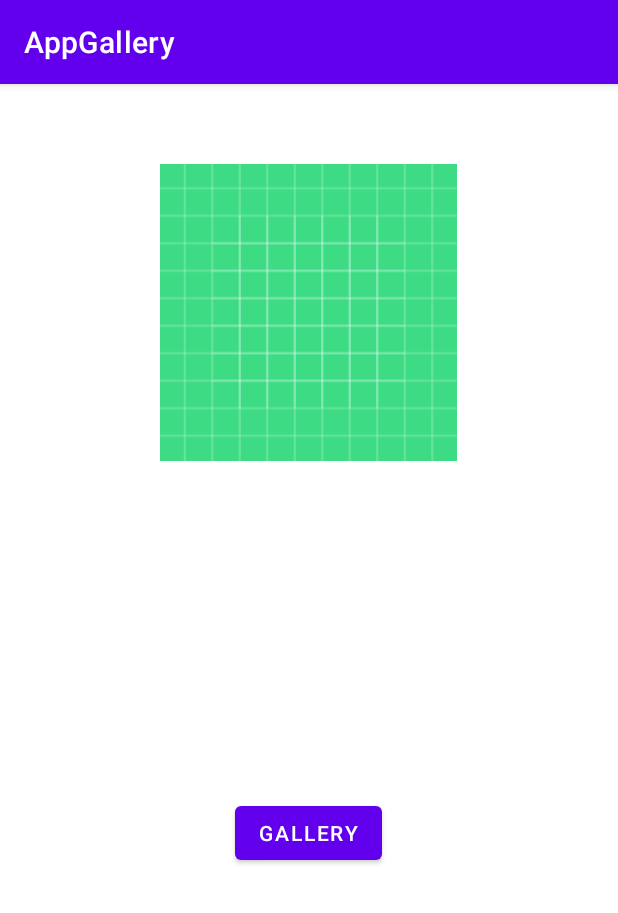
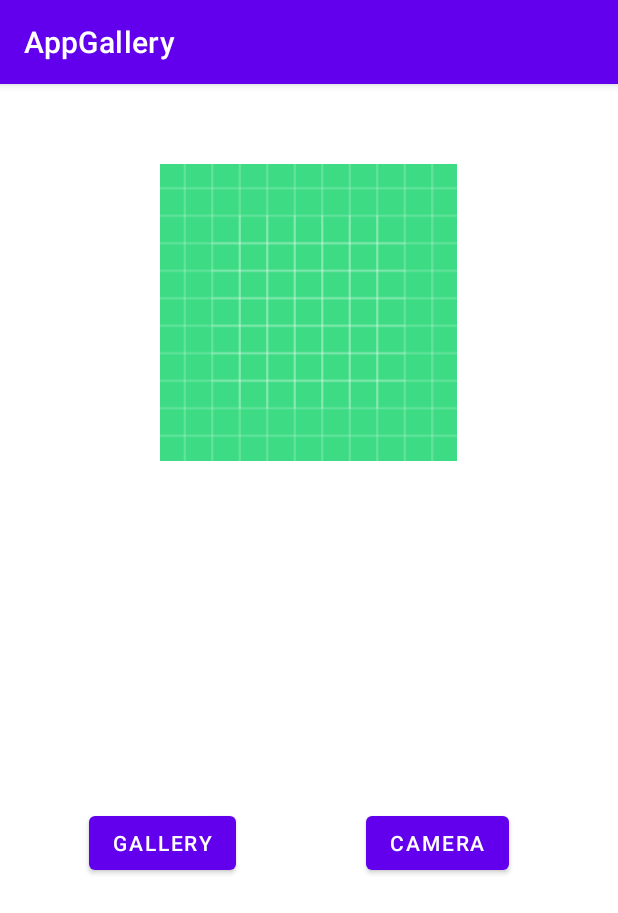
Before and after one commit to DavidIbanezMoya/AppGallery, an Android app: the screen it shows after launch (MainActivity), on a phone screen of 412 x 824 dp. Shown: the top 913 px of the screen. Run offline under Robolectric (Android 15) with nearby library versions, the phone set to English and light mode, and no system bars.

Commit message:
Button Update

```diff
--- a/app/src/main/AndroidManifest.xml
+++ b/app/src/main/AndroidManifest.xml
@@ -1,7 +1,10 @@
 <?xml version="1.0" encoding="utf-8"?>
 <manifest xmlns:android="http://schemas.android.com/apk/res/android"
     package="com.example.appgallery">
-
+    <uses-permission android:name="android.permission.READ_EXTERNAL_STORAGE" />
+    <uses-permission android:name="android.permission.WRITE_EXTERNAL_STORAGE" />
+    <uses-permission android:name="android.permission.WRITE_EXTERNAL_STORAGE"
+        android:maxSdkVersion="28" />
     <application
         android:allowBackup="true"
         android:icon="@mipmap/ic_launcher"
@@ -16,6 +19,7 @@
                 <action android:name="android.intent.action.MAIN" />
 
                 <category android:name="android.intent.category.LAUNCHER" />
+
             </intent-filter>
         </activity>
     </application>
--- a/app/src/main/res/layout/activity_main.xml
+++ b/app/src/main/res/layout/activity_main.xml
@@ -25,9 +25,21 @@
         android:text="Gallery"
         app:layout_constraintBottom_toBottomOf="parent"
         app:layout_constraintEnd_toEndOf="parent"
-        app:layout_constraintHorizontal_bias="0.498"
+        app:layout_constraintHorizontal_bias="0.19"
         app:layout_constraintStart_toStartOf="parent"
         app:layout_constraintTop_toTopOf="parent"
-        app:layout_constraintVertical_bias="0.66" />
+        app:layout_constraintVertical_bias="0.669" />
+
+    <Button
+        android:id="@+id/cameraBtn"
+        android:layout_width="wrap_content"
+        android:layout_height="wrap_content"
+        android:text="Camera"
+        app:layout_constraintBottom_toBottomOf="parent"
+        app:layout_constraintEnd_toEndOf="parent"
+        app:layout_constraintHorizontal_bias="0.77"
+        app:layout_constraintStart_toStartOf="parent"
+        app:layout_constraintTop_toTopOf="parent"
+        app:layout_constraintVertical_bias="0.669" />
 
 </androidx.constraintlayout.widget.ConstraintLayout>
```
Also changed, not shown: app/src/main/java/com/example/appgallery/MainActivity.java (+24 -0 lines).
